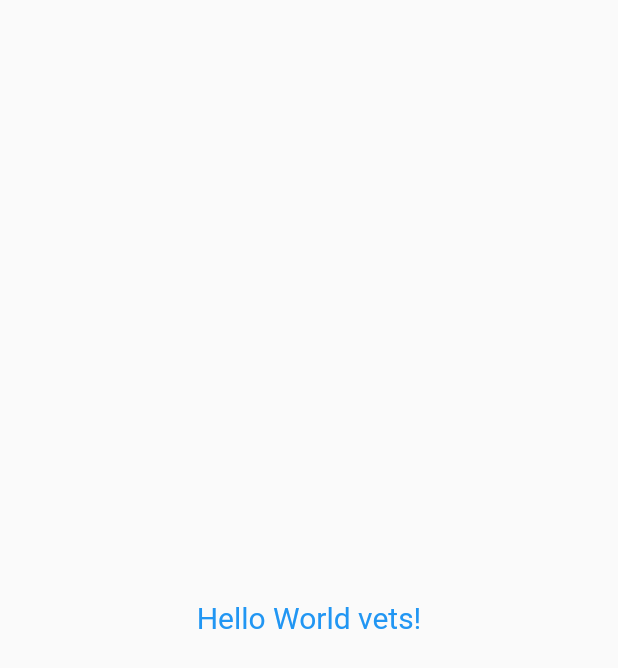
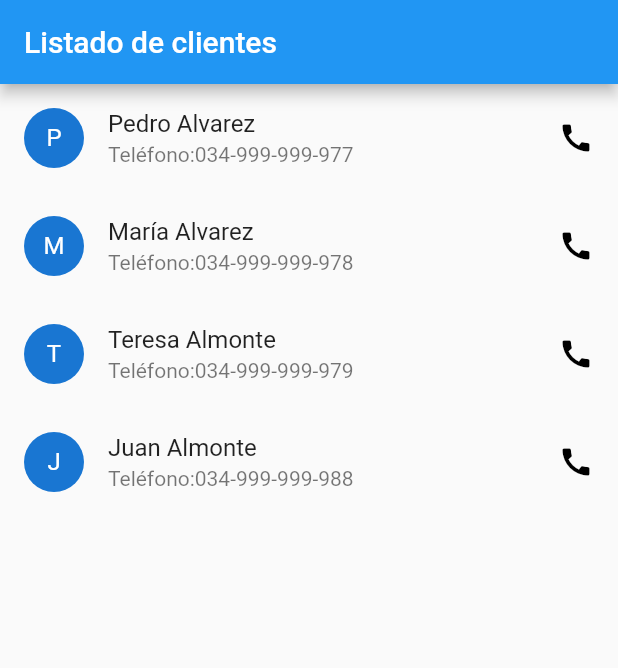
Before and after one commit to uo296434/vets-UO296434-flutter-app, a Flutter app: the screen it shows after launch, on a phone screen of 412 x 824 dp. Shown: the top 668 px of the screen. Run offline on Flutter 3.47's test engine with Material 2 defaults, Android fonts, the light colour scheme and no system bars.

Commit message:
vets-UO296434-flutter-02-listado de usuarios en vets-app

```diff
--- a/vets_uo296434_flutter_app/lib/main.dart
+++ b/vets_uo296434_flutter_app/lib/main.dart
@@ -1,4 +1,5 @@
 import 'package:flutter/material.dart';
+import 'package:vets_uo296434_flutter_app/pages/home_page.dart';
 
 void main() {
   runApp(const MainApp());
@@ -10,11 +11,8 @@
   @override
   Widget build(BuildContext context) {
     return const MaterialApp(
-      home: Scaffold(
-        body: Center(
-          child: Text('Hello World vets!', style: TextStyle(color: Colors.blue, fontSize: 20),),
-        ),
-      ),
+      title: "Aplicación para la gestión de veterinarias",
+      home: HomePage(),
     );
   }
 }
--- /dev/null
+++ b/vets_uo296434_flutter_app/lib/pages/home_page.dart
@@ -0,0 +1,45 @@
+import 'package:flutter/material.dart';
+import 'package:vets_uo296434_flutter_app/src/user.dart';
+
+class HomePage extends StatefulWidget {
+  //final String _title;
+  const HomePage({super.key}); // recibimos el titulo en el constructor
+
+  @override
+  State<StatefulWidget> createState() => StateHomePage ();
+}
+
+class StateHomePage extends State<HomePage> {
+  List<User> users = [
+    User("Pedro", "Alvarez", "pedro.alvarez.com", "034-999-999-977"),
+    User("María", "Alvarez", "pedro.alvarez.com", "034-999-999-978"),
+    User("Teresa", "Almonte", "teresa.almonte.com", "034-999-999-979"),
+    User("Juan", "Almonte", "juan.almonte.com", "034-999-999-988")
+  ];
+  @override
+  Widget build(BuildContext context) {
+    return Scaffold(
+      appBar: AppBar(
+        title: const Text("Listado de clientes"),
+      ),
+      body: ListView.builder(
+        itemCount: users.length,
+        itemBuilder: (context, index) {
+          return ListTile(
+            onTap: () {},
+            onLongPress: () {},
+            title: Text("${users[index].name} ${users[index].surname}"),
+            subtitle: Text("${'Teléfono:'}${users[index].phone}"),
+            leading: CircleAvatar(
+              child: Text(users[index].name.substring(0, 1)),
+            ),
+            trailing: const Icon(
+              Icons.call,
+              color: Colors.black,
+            ),
+          );
+        },
+      ),
+    );
+  }
+}
--- /dev/null
+++ b/vets_uo296434_flutter_app/lib/src/user.dart
@@ -0,0 +1,7 @@
+class User {
+  String name;
+  String surname;
+  String email;
+  String phone;
+  User(this.name, this.surname, this.email, this.phone);
+}
```
